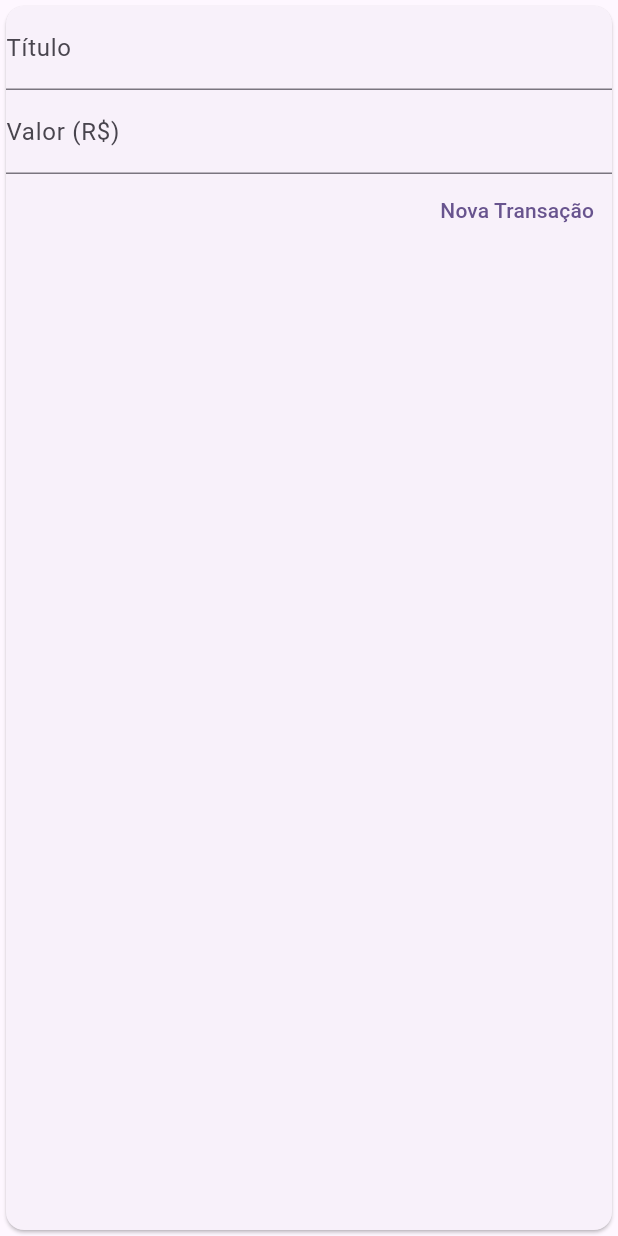
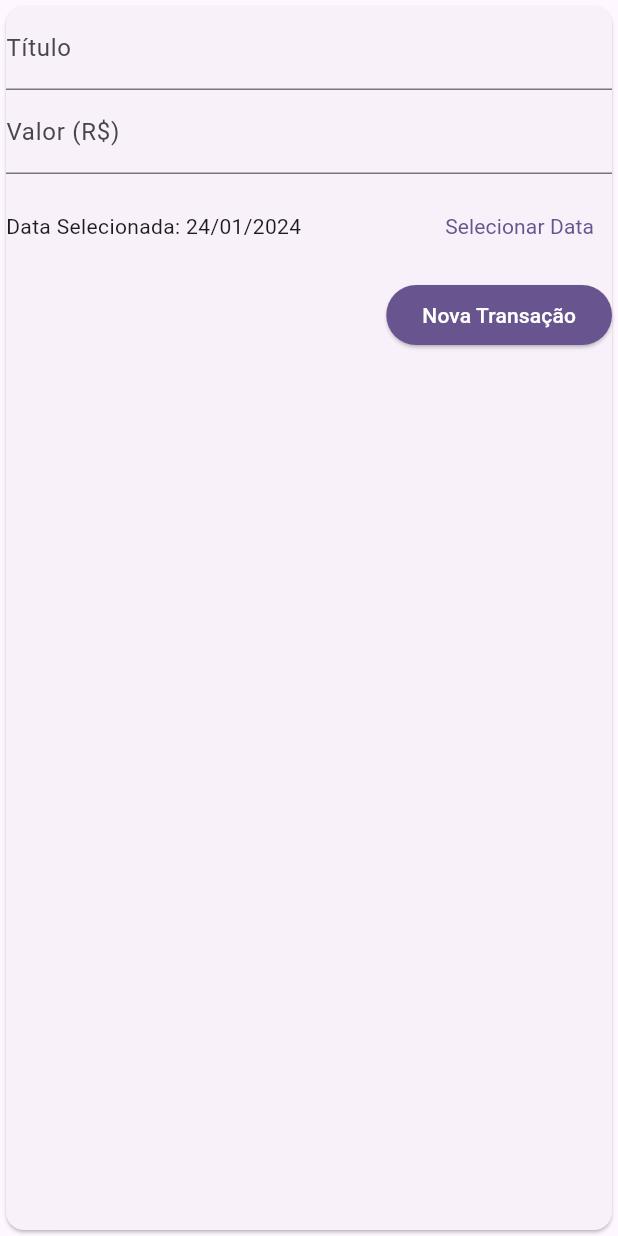
Before and after one commit to NatanTG/app_despesas_curso, a Flutter app: the TransactionForm widget shown alone on an empty page, opened directly with empty values, after a tap on "Nova Transação", on a phone screen of 412 x 824 dp. Run offline on Flutter 3.47's test engine with Material 3 defaults, Android fonts, the phone set to English and light mode, and no system bars.

Commit message:
add: botao selecionar data

```diff
--- a/lib/features/auth/presentation/pages/home/home_controller.dart
+++ b/lib/features/auth/presentation/pages/home/home_controller.dart
@@ -9,8 +9,10 @@ class HomeController extends ChangeNotifier {
   List<Transaction> get recentTransactions =>
       _transactionUseCase.recentTransactions;
 
-  void addTransaction(String title, double value) {
-    _transactionUseCase.addTransaction(title, value);
+  void addTransaction(String title, double value, DateTime date) {
+    _transactionUseCase.addTransaction(title, value, date);
+    notifyListeners();
+  }
     notifyListeners();
   }
 }
--- a/lib/features/auth/presentation/widgets/transaction_form_widget.dart
+++ b/lib/features/auth/presentation/widgets/transaction_form_widget.dart
@@ -1,4 +1,5 @@
 import 'package:flutter/material.dart';
+import 'package:intl/intl.dart';
 
 class TransactionForm extends StatefulWidget {
   const TransactionForm({
@@ -6,26 +7,44 @@ class TransactionForm extends StatefulWidget {
     required this.onSubmit,
   });
 
-  final void Function(String, double) onSubmit;
+  final void Function(String, double, DateTime) onSubmit;
 
   @override
   State<TransactionForm> createState() => _TransactionFormState();
 }
 
 class _TransactionFormState extends State<TransactionForm> {
-  final titleController = TextEditingController();
+  final _titleController = TextEditingController();
 
-  final valueController = TextEditingController();
+  final _valueController = TextEditingController();
+
+  DateTime _selectedDate = DateTime.now();
 
   _submitForm() {
-    final title = titleController.text;
-    final value = double.tryParse(valueController.text) ?? 0.0;
+    final title = _titleController.text;
+    final value = double.tryParse(_valueController.text) ?? 0.0;
 
-    if (title.isEmpty || value <= 0) {
+    if (title.isEmpty || value <= 0 || _selectedDate == null) {
       return;
     }
     Navigator.of(context).pop();
-    widget.onSubmit(title, value);
+    widget.onSubmit(title, value, _selectedDate);
+  }
+
+  _showDatePicker() {
+    showDatePicker(
+      context: context,
+      initialDate: DateTime.now(),
+      firstDate: DateTime(2023),
+      lastDate: DateTime.now(),
+    ).then((pickedDate) {
+      if (pickedDate == null) {
+        return;
+      }
+      setState(() {
+        _selectedDate = pickedDate;
+      });
+    });
   }
 
   @override
@@ -34,7 +53,7 @@ class _TransactionFormState extends State<TransactionForm> {
       child: Column(
         children: [
           TextField(
-            controller: titleController,
+            controller: _titleController,
             onSubmitted: (_) => _submitForm(),
             decoration: const InputDecoration(
               labelText: 'Título',
@@ -43,19 +62,48 @@ class _TransactionFormState extends State<TransactionForm> {
           TextField(
             keyboardType: const TextInputType.numberWithOptions(decimal: true),
             onSubmitted: (_) => _submitForm(),
-            controller: valueController,
+            controller: _valueController,
             decoration: const InputDecoration(
               labelText: 'Valor (R\$)',
+            ),
+          ),
+          SizedBox(
+            height: 70,
+            child: Row(
+              children: [
+                Expanded(
+                  child: Text(_selectedDate == null
+                      ? 'Nenhuma data selecionada!'
+                      : 'Data Selecionada: ${DateFormat('dd/MM/y').format(_selectedDate!)}'),
+                ),
+                TextButton(
+                  onPressed: () {
+                    _showDatePicker();
+                  },
+                  child: Text(
+                    'Selecionar Data',
+                    style: TextStyle(
+                      fontWeight:
+                          Theme.of(context).textTheme.titleLarge?.fontWeight,
+                    ),
+                  ),
+                ),
+              ],
             ),
           ),
           Row(
             mainAxisAlignment: MainAxisAlignment.end,
             children: [
-              TextButton(
+              ElevatedButton(
                 onPressed: () {
                   _submitForm();
                 },
-                child: const Text('Nova Transação'),
+                style: ElevatedButton.styleFrom(
+                  backgroundColor: Theme.of(context).colorScheme.primary,
+                ),
+                child: Text('Nova Transação',
+                    style: TextStyle(
+                        color: Theme.of(context).colorScheme.onPrimary)),
               ),
             ],
           )
```
